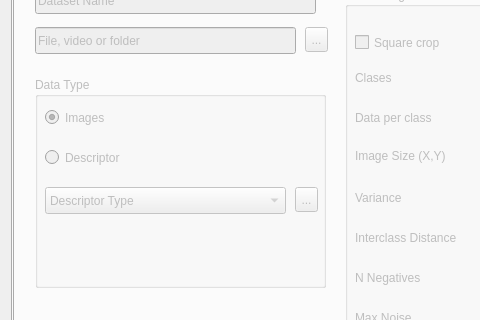
The window that src/gui/mainwindow.ui (JdeRobot/cv-MachineLearning) describes before a commit, drawn with Qt 5; both pictures show x 0 to 480 and y 163 to 483 of the 1141 by 674 pixel window.
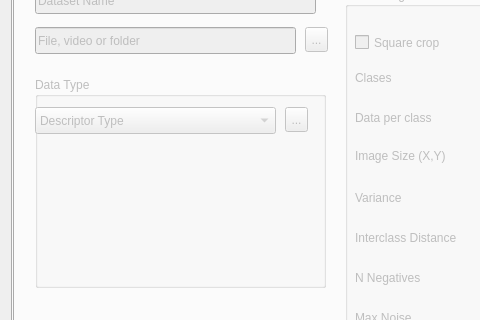
The same window after the commit. The open tabs and pages were chosen to show the change.

Commit message: Data managing images

The edit to the form file:
```diff
--- a/src/gui/mainwindow.ui
+++ b/src/gui/mainwindow.ui
@@ -1275,40 +1275,11 @@
            <property name="title">
             <string>Data Type</string>
            </property>
-           <widget class="QRadioButton" name="Bot_Img_2">
+           <widget class="QToolButton" name="i_datamanaging_descriptortool">
             <property name="geometry">
              <rect>
-              <x>10</x>
+              <x>250</x>
               <y>30</y>
-              <width>116</width>
-              <height>21</height>
-             </rect>
-            </property>
-            <property name="text">
-             <string>Images</string>
-            </property>
-            <property name="checked">
-             <bool>true</bool>
-            </property>
-           </widget>
-           <widget class="QRadioButton" name="Bot_Descriptor_2">
-            <property name="geometry">
-             <rect>
-              <x>10</x>
-              <y>70</y>
-              <width>111</width>
-              <height>21</height>
-             </rect>
-            </property>
-            <property name="text">
-             <string>Descriptor</string>
-            </property>
-           </widget>
-           <widget class="QToolButton" name="Config_Des">
-            <property name="geometry">
-             <rect>
-              <x>260</x>
-              <y>110</y>
               <width>23</width>
               <height>25</height>
              </rect>
@@ -1320,8 +1291,8 @@
            <widget class="QComboBox" name="Tipo_Descrip_2">
             <property name="geometry">
              <rect>
-              <x>10</x>
-              <y>110</y>
+              <x>0</x>
+              <y>30</y>
               <width>241</width>
               <height>27</height>
              </rect>
```
Left out of the diff: 193 changed lines with no effect on the pictures. The commit also changes 22 other files.
